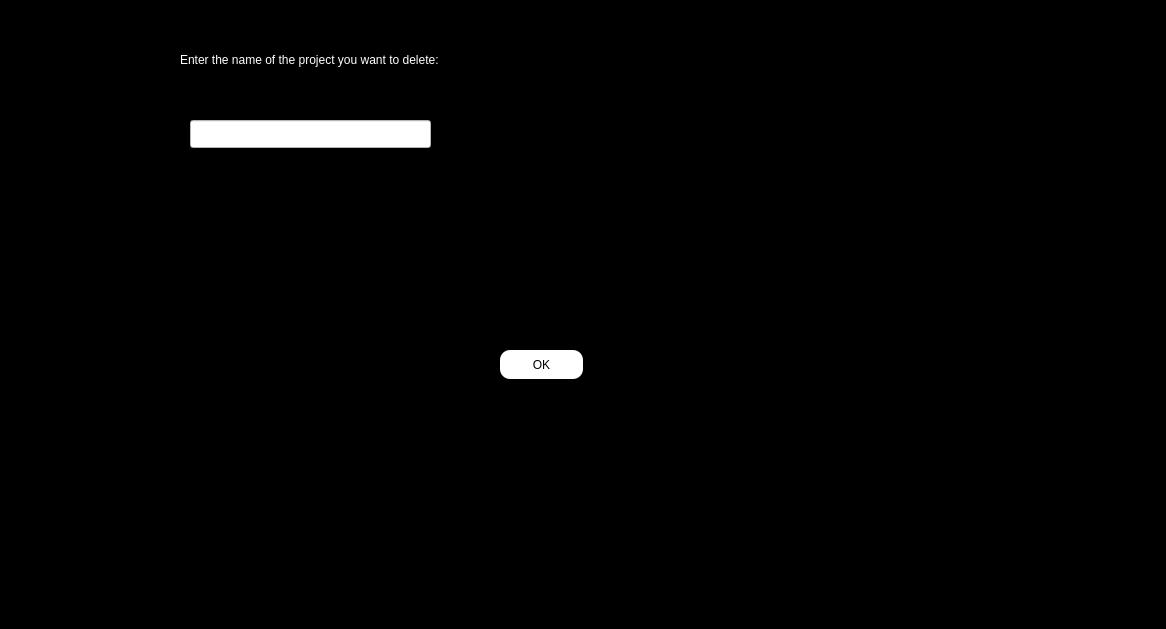
This is enter/delete_project_before.ui in Shayanrava/APproject as Qt 5 draws it before an edit. The edited form follows.
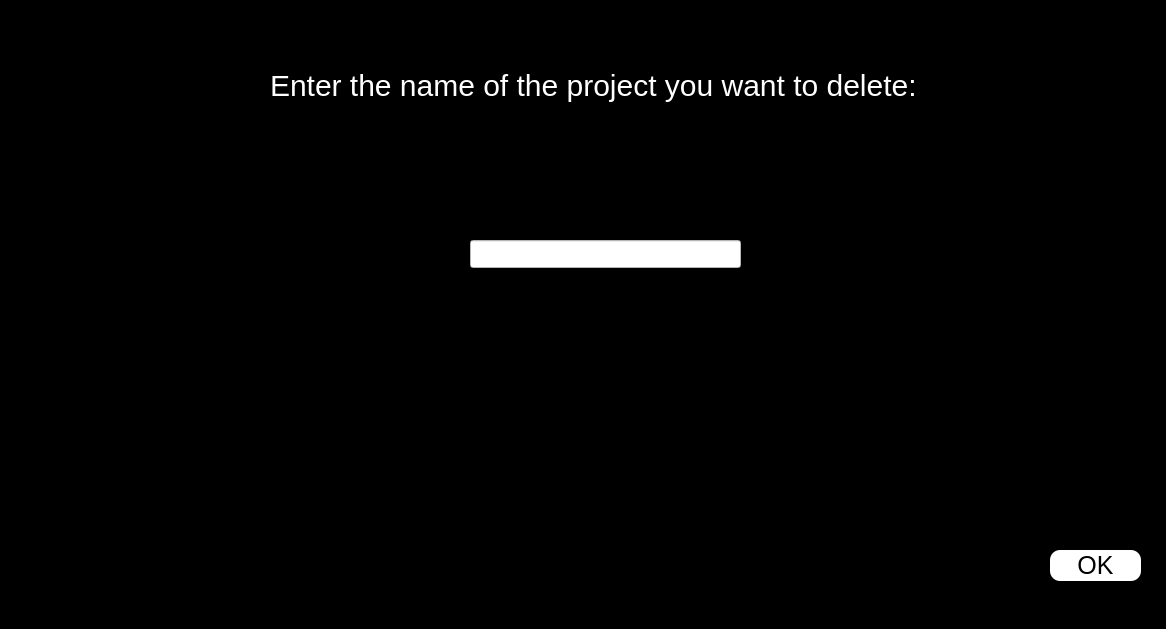
This is the edited form.

Commit message: add_project,delete_project,delete_team and entrance_organ ui edited

```diff
--- a/enter/delete_project_before.ui
+++ b/enter/delete_project_before.ui
@@ -22,16 +22,17 @@
   <widget class="QLabel" name="label">
    <property name="geometry">
     <rect>
-     <x>180</x>
-     <y>50</y>
-     <width>351</width>
-     <height>20</height>
+     <x>270</x>
+     <y>60</y>
+     <width>661</width>
+     <height>51</height>
     </rect>
    </property>
    <property name="styleSheet">
     <string notr="true">#label
 {
 color:white;
+font-size:30px;
 }</string>
    </property>
    <property name="text">
@@ -41,9 +42,9 @@
   <widget class="QLineEdit" name="delete_project_before_led">
    <property name="geometry">
     <rect>
-     <x>190</x>
-     <y>120</y>
-     <width>241</width>
+     <x>470</x>
+     <y>240</y>
+     <width>271</width>
      <height>28</height>
     </rect>
    </property>
@@ -57,10 +58,10 @@
   <widget class="QPushButton" name="delete_project_before_pbn">
    <property name="geometry">
     <rect>
-     <x>500</x>
-     <y>350</y>
-     <width>83</width>
-     <height>29</height>
+     <x>1050</x>
+     <y>550</y>
+     <width>91</width>
+     <height>31</height>
     </rect>
    </property>
    <property name="styleSheet">
@@ -73,6 +74,7 @@
 {
 background-color:white;
 border-radius:10px;
+font-size:25px;
 }</string>
    </property>
    <property name="text">
```
The commit also changes 3 other files.
